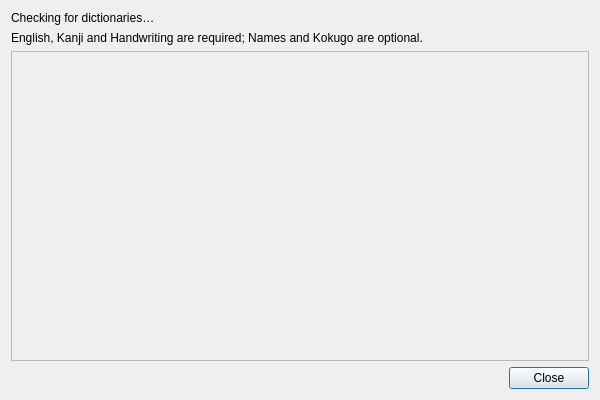
Qt form src/ui/data/DictionaryManagerDialog.ui (bakatrouble/bakajiten-qt) before a commit.
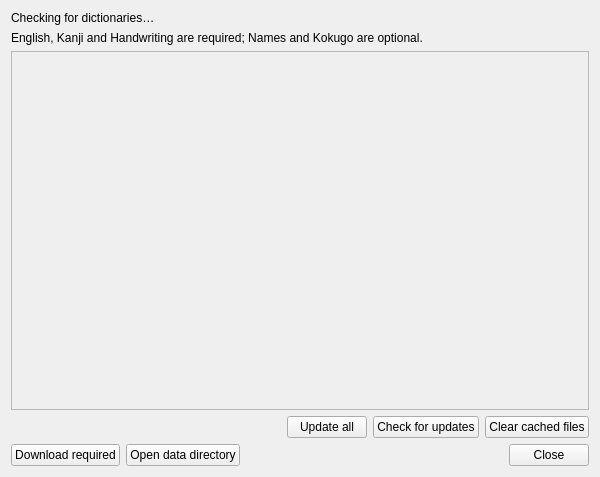
The same form after that commit.

Commit message:
Rework Dictionaries surface: File menu, plain window, form buttons
Dictionaries moves from Help to File. The dialog becomes a plain window; its buttons (plus Open data directory) live in the .ui in a horizontal row layout instead of a QDialogButtonBox, with visibility driven from C++.

Diff of the .ui file:
```diff
--- a/src/ui/data/DictionaryManagerDialog.ui
+++ b/src/ui/data/DictionaryManagerDialog.ui
@@ -1,13 +1,13 @@
 <?xml version="1.0" encoding="UTF-8"?>
 <ui version="4.0">
  <class>DictionaryManagerDialog</class>
- <widget class="QDialog" name="DictionaryManagerDialog">
+ <widget class="QWidget" name="DictionaryManagerDialog">
   <property name="geometry">
    <rect>
     <x>0</x>
     <y>0</y>
     <width>600</width>
-    <height>400</height>
+    <height>477</height>
    </rect>
   </property>
   <property name="minimumSize">
@@ -51,7 +51,7 @@
         <x>0</x>
         <y>0</y>
         <width>584</width>
-        <height>296</height>
+        <height>329</height>
        </rect>
       </property>
       <layout class="QVBoxLayout" name="rowsLayout"/>
@@ -59,11 +59,80 @@
     </widget>
    </item>
    <item>
-    <widget class="QDialogButtonBox" name="buttonBox">
-     <property name="standardButtons">
-      <set>QDialogButtonBox::StandardButton::Close</set>
-     </property>
-    </widget>
+    <layout class="QHBoxLayout" name="horizontalLayout_2">
+     <item>
+      <spacer name="horizontalSpacer">
+       <property name="orientation">
+        <enum>Qt::Orientation::Horizontal</enum>
+       </property>
+       <property name="sizeHint" stdset="0">
+        <size>
+         <width>40</width>
+         <height>20</height>
+        </size>
+       </property>
+      </spacer>
+     </item>
+     <item>
+      <widget class="QPushButton" name="updateButton">
+       <property name="text">
+        <string>Update all</string>
+       </property>
+      </widget>
+     </item>
+     <item>
+      <widget class="QPushButton" name="checkButton">
+       <property name="text">
+        <string>Check for updates</string>
+       </property>
+      </widget>
+     </item>
+     <item>
+      <widget class="QPushButton" name="clearButton">
+       <property name="text">
+        <string>Clear cached files</string>
+       </property>
+      </widget>
+     </item>
+    </layout>
+   </item>
+   <item>
+    <layout class="QHBoxLayout" name="buttonRow">
+     <item>
+      <widget class="QPushButton" name="requiredButton">
+       <property name="text">
+        <string>Download required</string>
+       </property>
+      </widget>
+     </item>
+     <item>
+      <widget class="QPushButton" name="openDirButton">
+       <property name="text">
+        <string>Open data directory</string>
+       </property>
+      </widget>
+     </item>
+     <item>
+      <spacer name="buttonStretch">
+       <property name="orientation">
+        <enum>Qt::Orientation::Horizontal</enum>
+       </property>
+       <property name="sizeHint" stdset="0">
+        <size>
+         <width>40</width>
+         <height>20</height>
+        </size>
+       </property>
+      </spacer>
+     </item>
+     <item>
+      <widget class="QPushButton" name="closeButton">
+       <property name="text">
+        <string>Close</string>
+       </property>
+      </widget>
+     </item>
+    </layout>
    </item>
   </layout>
  </widget>
```
Left out of the diff: 2 changed lines with no effect on the pictures. The commit also changes 6 other files.
